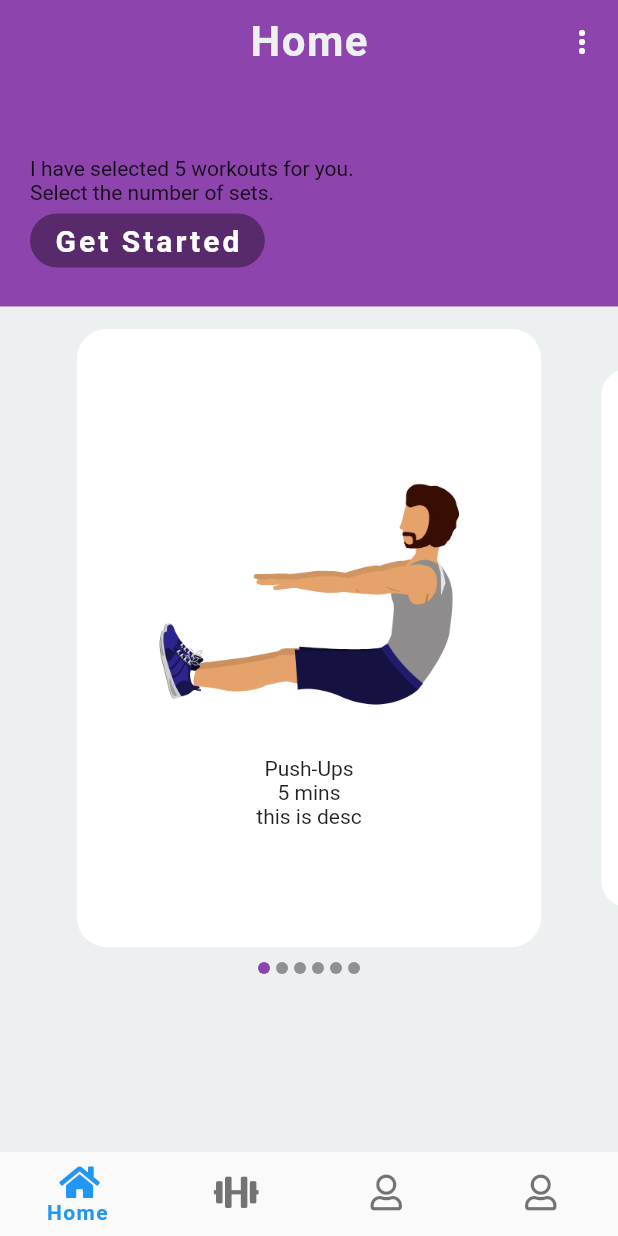
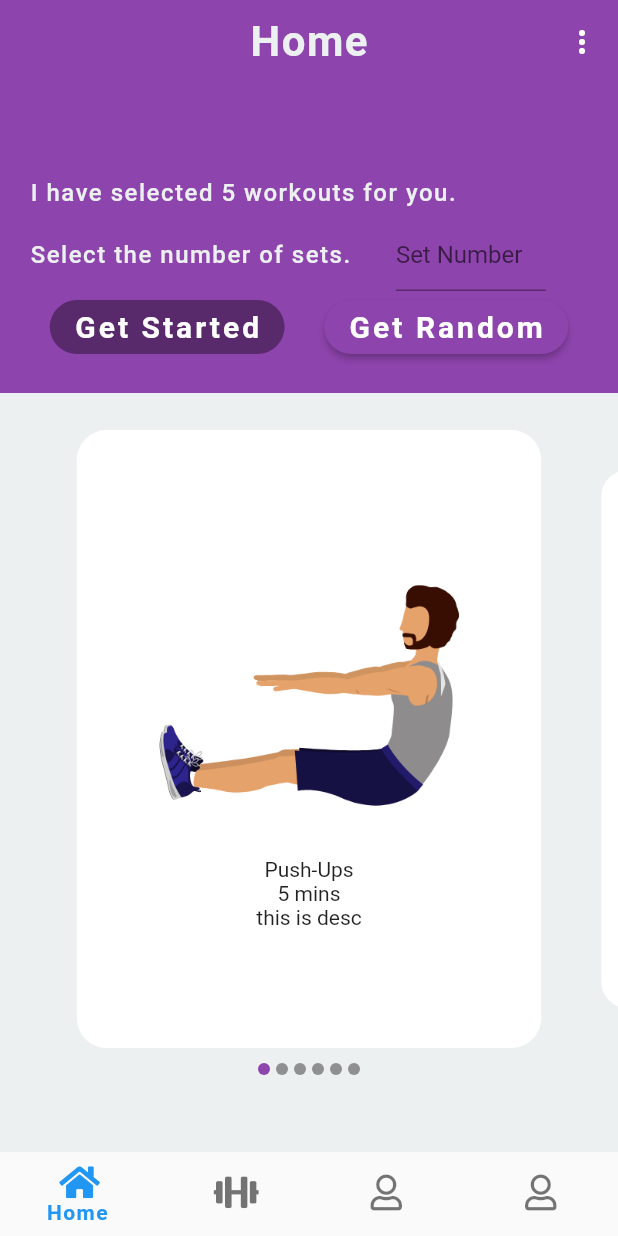
Before and after one commit to rekib0023/lco-workout-app, a Flutter app: the screen it shows once a user with an empty profile is signed in, on a phone screen of 412 x 824 dp. Run offline on Flutter 3.47's test engine with Material 2 defaults, Android fonts, the phone set to English and light mode, and no system bars; drawn by our look-alikes of carousel_slider; our stand-ins replace cloud_firestore, firebase_auth, flutter_spinkit, font_awesome_flutter; accounts and stored records are empty.

Commit message:
mode options; set numberfield

```diff
--- a/lib/main.dart
+++ b/lib/main.dart
@@ -7,6 +7,7 @@ import 'package:provider/provider.dart';
 void main() => runApp(MyApp());
 
 class MyApp extends StatelessWidget {
+
   @override
   Widget build(BuildContext context) {
     return StreamProvider<User>.value(
--- a/lib/screens/home/home.dart
+++ b/lib/screens/home/home.dart
@@ -3,6 +3,8 @@ import 'package:flutter/material.dart';
 import 'package:lco_workout/shared//workoutList.dart';
 import 'package:lco_workout/shared/constants.dart';
 import 'package:lco_workout/shared/my_custom_buttons.dart';
+import 'package:lco_workout/shared/my_custom_formFields.dart';
+import 'package:lco_workout/utils/styleguide.dart';
 
 class HomePage extends StatefulWidget {
   @override
@@ -18,10 +20,14 @@ class _HomePageState extends State<HomePage> {
   Widget build(BuildContext context) {
     return Scaffold(
       backgroundColor: Theme.of(context).scaffoldBackgroundColor,
-      body: Column(
+      body: SingleChildScrollView(
+        child: Stack(
+          children: <Widget>[
+            // your body code
+            Column(
               children: <Widget>[
                 Container(
-            height: MediaQuery.of(context).size.height * 0.18,
+                  height: MediaQuery.of(context).size.height * 0.25,
                   width: MediaQuery.of(context).size.width,
                   color: Theme.of(context).primaryColor,
                   padding: EdgeInsets.all(20),
@@ -29,21 +35,48 @@ class _HomePageState extends State<HomePage> {
                     crossAxisAlignment: CrossAxisAlignment.start,
                     mainAxisAlignment: MainAxisAlignment.end,
                     children: <Widget>[
-                Text('I have selected 5 workouts for you.'),
-                Text('Select the number of sets.'),
+                      Text('I have selected 5 workouts for you.',
+                          style: appBarSubHeading),
+                      SizedBox(
+                        height: 8,
+                      ),
+                      Row(
+                        children: <Widget>[
+                          Text('Select the number of sets.',
+                              style: appBarSubHeading),
+                          SizedBox(width: 30),
+                          Container(
+                            width: 100,
+                            child: NumberOnlyField(),
+                          ),
+                        ],
+                      ),
+                      Row(
+                        mainAxisAlignment: MainAxisAlignment.spaceAround,
+                        children: <Widget>[
                           RoundedActionBtn(
                             text: 'Get Started',
                             onPressed: setsNo == 0
                                 ? null
                                 : () {
+                                    // TODO: start workout
                                     print(setsNo.toString() + 'is');
                                   },
-                )
+                          ),
+                          RoundedActionBtn(
+                              text: 'Get Random',
+                              onPressed: () {
+                                setState(() {
+                                  workouts = WorkoutDetails().getWorkouts();
+                                });
+                              }),
+                        ],
+                      ),
                     ],
                   ),
                 ),
                 SizedBox(
-            height: 15,
+                  height: MediaQuery.of(context).size.height * 0.03,
                 ),
                 Column(
                   mainAxisAlignment: MainAxisAlignment.center,
@@ -66,13 +99,13 @@ class _HomePageState extends State<HomePage> {
                             builder: (BuildContext context) {
                               return Container(
                                   width: MediaQuery.of(context).size.width,
-                          margin: EdgeInsets.symmetric(horizontal: 10.0),
+                                  margin:
+                                      EdgeInsets.symmetric(horizontal: 10.0),
                                   decoration: BoxDecoration(
                                     color: Colors.white,
                                     borderRadius: BorderRadius.circular(20),
                                   ),
-                          child: workout != null
-                              ? Column(
+                                  child: Column(
                                     mainAxisAlignment: MainAxisAlignment.center,
                                     children: <Widget>[
                                       Container(
@@ -85,17 +118,7 @@ class _HomePageState extends State<HomePage> {
                                       Text(workout['duration']),
                                       Text(workout['desc'])
                                     ],
-                                )
-                              : Column(
-                                  mainAxisAlignment: MainAxisAlignment.center,
-                                  children: <Widget>[
-                                    RoundedActionBtn(
-                                      text: 'Add more exercise',
-                                      onPressed: () {},
-                                    ),
-                                  ],
-                                ),
-                        );
+                                  ));
                             },
                           );
                         },
@@ -108,8 +131,8 @@ class _HomePageState extends State<HomePage> {
                         return Container(
                           width: 8.0,
                           height: 8.0,
-                    margin:
-                        EdgeInsets.symmetric(vertical: 10.0, horizontal: 2.0),
+                          margin: EdgeInsets.symmetric(
+                              vertical: 10.0, horizontal: 2.0),
                           decoration: BoxDecoration(
                             shape: BoxShape.circle,
                             color: _current == index
@@ -123,6 +146,9 @@ class _HomePageState extends State<HomePage> {
                 ),
               ],
             ),
+          ],
+        ),
+      ),
     );
   }
 }
--- a/lib/screens/homeScreensWrapper.dart
+++ b/lib/screens/homeScreensWrapper.dart
@@ -14,20 +14,24 @@ class ScreensWrapper extends StatefulWidget {
 class _ScreensWrapperState extends State<ScreensWrapper> {
   int _currentIndex = 0;
 
-  final List<Widget> _navPages = [
+  List<Widget> _navPages = [
     HomePage(),
     WorkoutsPage(),
     ProfilePage(),
     HomePage(),
   ];
 
-  final List<String> _screensName = ['Home', 'Workout', 'Profile', 'Home'];
+  static const String Logout = 'Logout';
+  static const String DayMode = 'Day mode';
+  static const String RandomMode = 'Random mode';
 
-  static const String Logout = 'Logout';
-
-  static const List<String> choices = [
+  static List<String> choices = [
+    RandomMode,
+    DayMode,
     Logout,
   ];
+
+  final List<String> _screensName = ['Home', 'Workout', 'Profile', 'Home'];
 
   final AuthService _auth = AuthService();
 
@@ -68,7 +72,6 @@ class _ScreensWrapperState extends State<ScreensWrapper> {
         },
         type: BottomNavigationBarType.fixed,
         selectedLabelStyle: navBarTextStyle,
-        // selectedItemColor: Color(0xFFf1c40f),
         showUnselectedLabels: false,
         items: <BottomNavigationBarItem>[
           BottomNavigationBarItem(
@@ -101,8 +104,18 @@ class _ScreensWrapperState extends State<ScreensWrapper> {
   }
 
   void choiceAction(String choice) async {
-    if (choice == 'Logout') {
+    if (choice == Logout) {
       await _auth.signout();
+    }
+    else if(choice == DayMode){
+      setState(() {
+        _navPages[0] = WorkoutsPage();
+      });
+    }
+    else if(choice == RandomMode){
+      setState(() {
+        _navPages[0] = HomePage();
+      });
     }
   }
 }
--- a/lib/shared/constants.dart
+++ b/lib/shared/constants.dart
@@ -1 +1,3 @@
-final double sets = 0;
+double sets = 0;
+
+bool addMoreExcersize = false;
--- a/lib/shared/my_custom_formFields.dart
+++ b/lib/shared/my_custom_formFields.dart
@@ -1,4 +1,5 @@
 import 'package:flutter/material.dart';
+import 'package:flutter/services.dart';
 import 'package:lco_workout/utils/text_input_guides.dart';
 
 class UserFormField extends StatelessWidget {
@@ -50,3 +51,17 @@ class PasswordFormField extends StatelessWidget {
     );
   }
 }
+
+class NumberOnlyField extends StatelessWidget {
+  @override
+  Widget build(BuildContext context) {
+    return TextFormField(
+      keyboardType: TextInputType.number,
+      inputFormatters: <TextInputFormatter>[
+        WhitelistingTextInputFormatter.digitsOnly
+      ],
+      decoration: InputDecoration(
+          hintText: 'Set Number',)
+    );
+  }
+}
--- a/lib/shared/workoutList.dart
+++ b/lib/shared/workoutList.dart
@@ -108,7 +108,6 @@ class WorkoutDetails {
     for(var i=0; i<indices.length; i++){
       randomWorkoutList.add(workoutList[indices[i]]);
     }
-    randomWorkoutList.add(null);
     return randomWorkoutList;
   }
 }
--- a/lib/utils/styleguide.dart
+++ b/lib/utils/styleguide.dart
@@ -1,5 +1,6 @@
 import 'package:flutter/material.dart';
 
+// TODO: textScaleFactor
 
 final Color primaryTextColor = Color(0xFF8e44ad);
 final Color darkTextColor = Color(0xFF2c3e50);
@@ -17,6 +18,14 @@ final TextStyle appBarTextStyle = TextStyle(
   fontSize: 28.0,
   letterSpacing: 1.0,
 );
+
+final TextStyle appBarSubHeading = TextStyle(
+  color: lightTextColor,
+  fontWeight: FontWeight.w500,
+  fontSize: 16.0,
+  letterSpacing: 1.0,
+);
+
 
 final TextStyle navBarTextStyle = TextStyle(
   fontWeight: FontWeight.bold,
```
Lines whose indentation alone changed are shown as unchanged.
